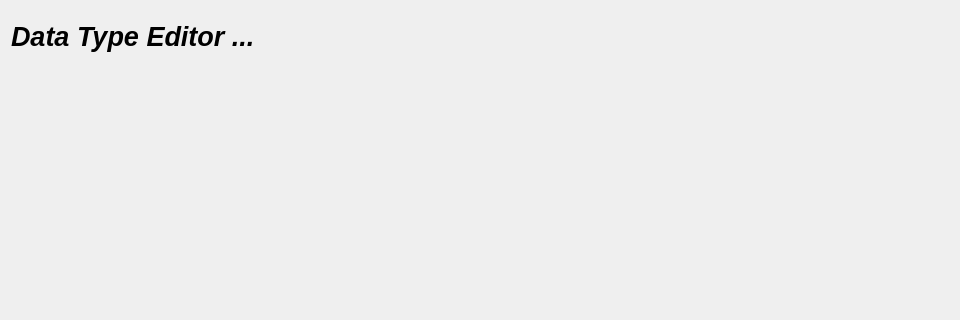
aregtech/areg-sdk-tools, file sources/lusan/view/si/ui/SIDataTopic.ui: the form before one commit; both pictures show x 0 to 960 and y 0 to 320 of the 1080 by 650 pixel window.
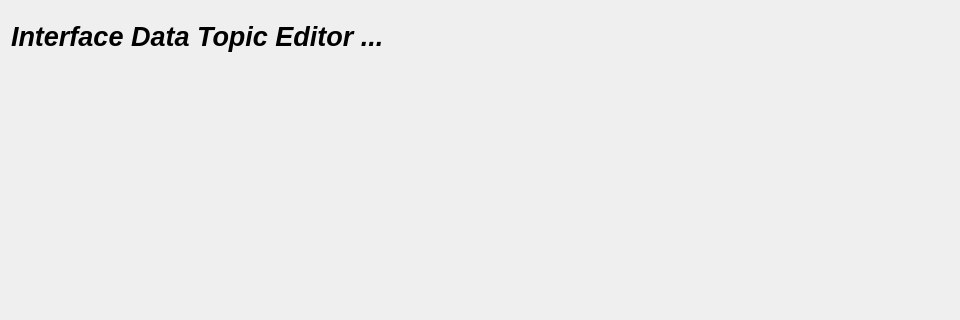
The form after the commit.

Diff of the .ui file:
```diff
--- a/sources/lusan/view/si/ui/SIDataTopic.ui
+++ b/sources/lusan/view/si/ui/SIDataTopic.ui
@@ -37,7 +37,7 @@
     </font>
    </property>
    <property name="text">
-    <string>Data Type Editor ...</string>
+    <string>Interface Data Topic Editor ...</string>
    </property>
   </widget>
   <widget class="QWidget" name="horizontalLayoutWidget">
```
